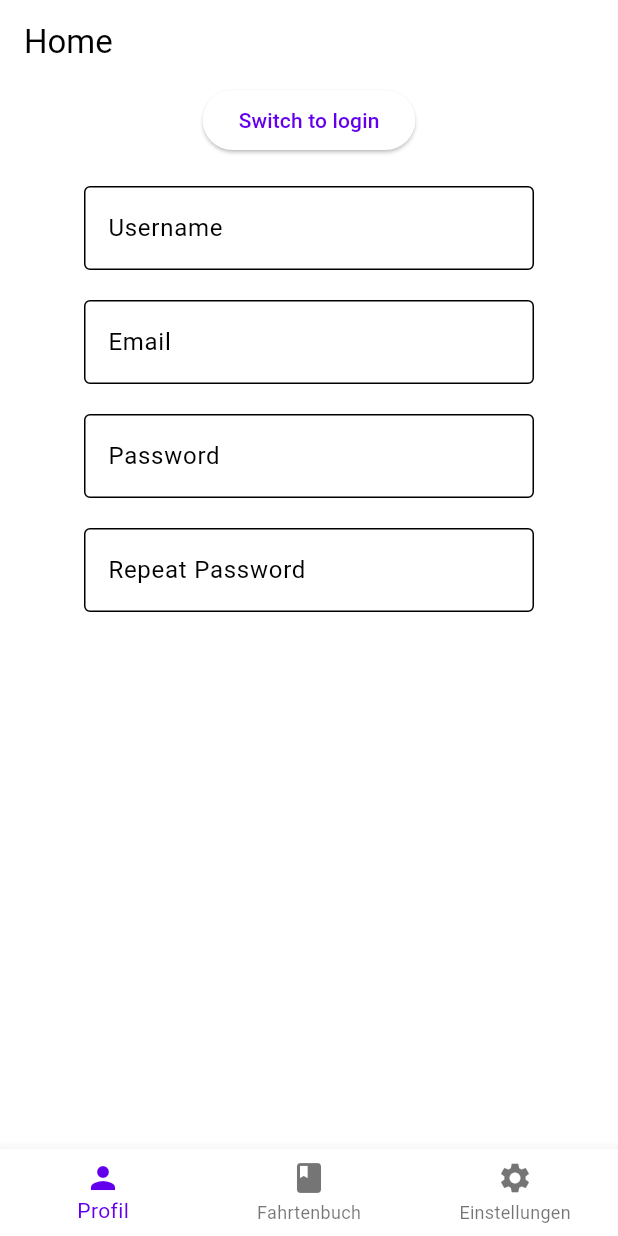
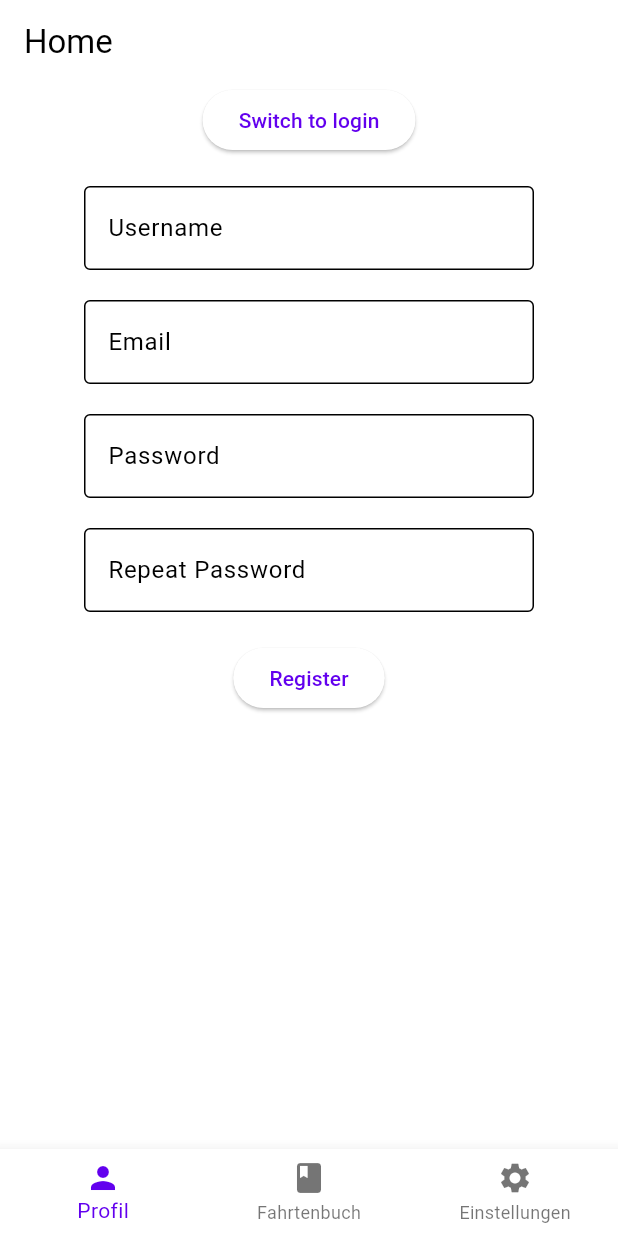
Before and after one commit to tim-w97/vroom-app, a Flutter app: the screen it shows after launch, after a tap on "Switch to register", on a phone screen of 412 x 824 dp. Run offline on Flutter 3.47's test engine with Material 3 defaults, Android fonts, the phone set to English and light mode, and no system bars; our stand-ins replace shared_preferences.

Commit message:
obscured text

```diff
--- a/lib/authentication/register/register_view.dart
+++ b/lib/authentication/register/register_view.dart
@@ -58,6 +58,7 @@ class RegisterView extends StatelessWidget {
                           onChanged: (value) {
                             vm.setPassword(value);
                           },
+                          obscureText: true,
                           decoration: const InputDecoration(
                               border: OutlineInputBorder(),
                               labelText: 'Password'),
@@ -70,11 +71,18 @@ class RegisterView extends StatelessWidget {
                           onChanged: (value) {
                             vm.validatePassword(value);
                           },
+                          obscureText: true,
                           decoration: const InputDecoration(
                               border: OutlineInputBorder(),
                               labelText: 'Repeat Password'),
                         ),
                       ),
+                      const Padding(padding: EdgeInsets.all(10)),
+                      ElevatedButton(
+                          onPressed: () {
+                            //TODO Submit Registration
+                          },
+                          child: const Text("Register"))
                     ],
                   );
                 },
```
